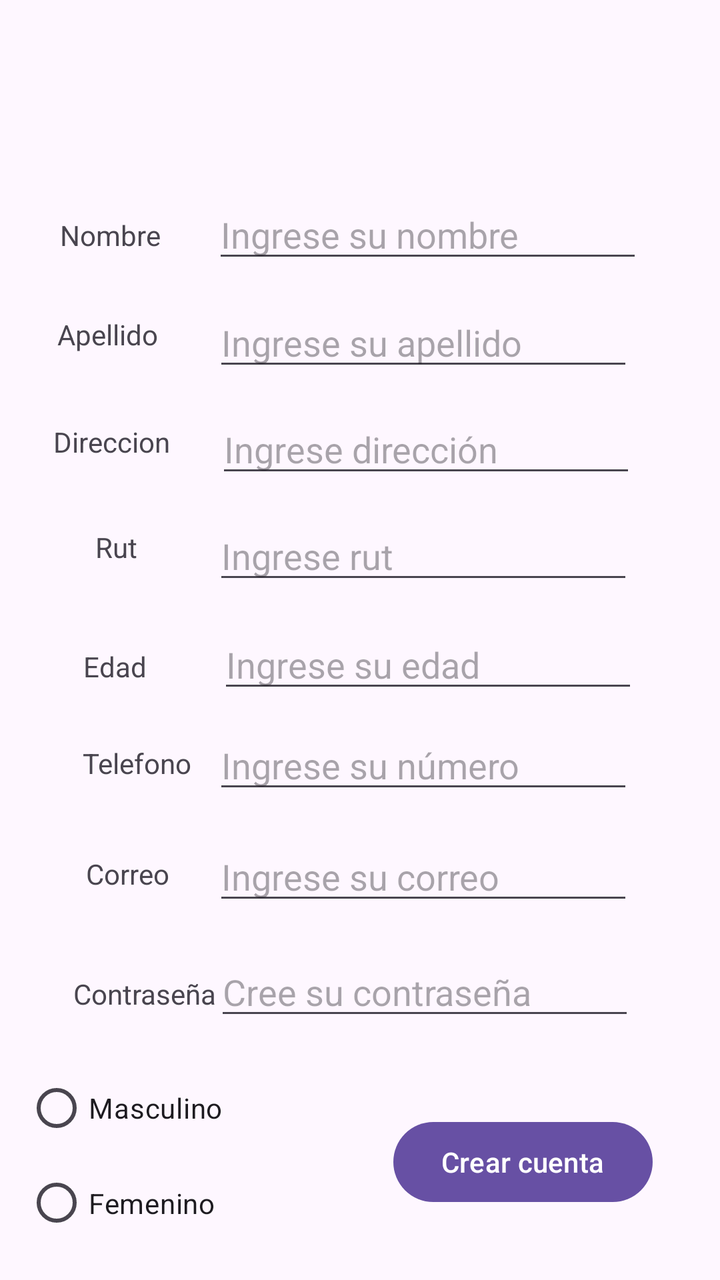
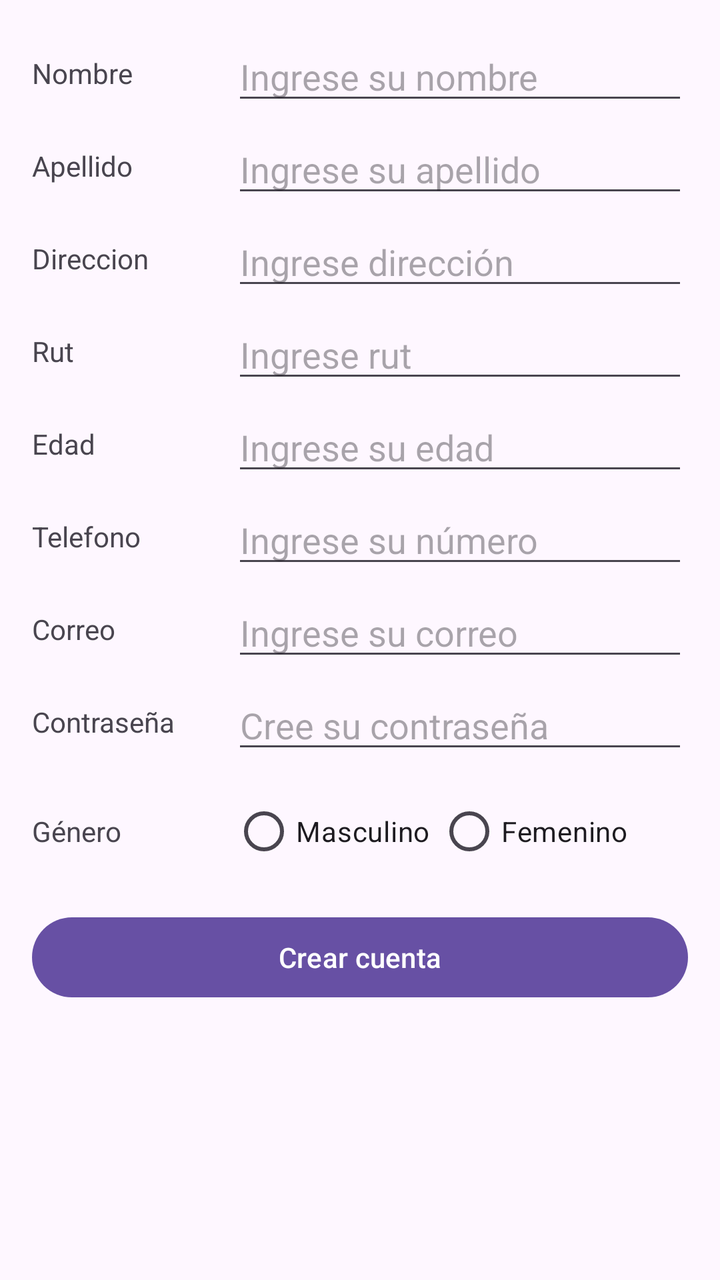

An Android layout rendered at two revisions. The XML below is the earlier revision; the diff shows what the commit changed to produce the second picture.
<!-- AndroidManifest.xml: application theme Theme.PruebaANDROID -->
<!-- res/layout/activity_registro.xml -->
<?xml version="1.0" encoding="utf-8"?>
<androidx.constraintlayout.widget.ConstraintLayout xmlns:android="http://schemas.android.com/apk/res/android"
    xmlns:app="http://schemas.android.com/apk/res-auto"
    xmlns:tools="http://schemas.android.com/tools"
    android:id="@+id/main"
    android:layout_width="match_parent"
    android:layout_height="match_parent"
    tools:context=".RegistroActivity">

    <EditText
        android:id="@+id/inputNombre1"
        android:layout_width="215dp"
        android:layout_height="41dp"
        android:ems="10"
        android:hint="Ingrese su nombre"
        android:inputType="text"
        app:layout_constraintBottom_toBottomOf="parent"
        app:layout_constraintEnd_toEndOf="parent"
        app:layout_constraintHorizontal_bias="0.734"
        app:layout_constraintStart_toStartOf="parent"
        app:layout_constraintTop_toTopOf="parent"
        app:layout_constraintVertical_bias="0.159" />

    <TextView
        android:id="@+id/textView3"
        android:layout_width="wrap_content"
        android:layout_height="wrap_content"
        android:text="@string/nombre"
        app:layout_constraintBottom_toBottomOf="parent"
        app:layout_constraintEnd_toStartOf="@+id/inputNombre1"
        app:layout_constraintHorizontal_bias="0.537"
        app:layout_constraintStart_toStartOf="parent"
        app:layout_constraintTop_toTopOf="parent"
        app:layout_constraintVertical_bias="0.174" />

    <TextView
        android:id="@+id/textView4"
        android:layout_width="wrap_content"
        android:layout_height="wrap_content"
        android:text="@string/apellido"
        app:layout_constraintBottom_toBottomOf="parent"
        app:layout_constraintEnd_toStartOf="@+id/apellido1"
        app:layout_constraintHorizontal_bias="0.511"
        app:layout_constraintStart_toStartOf="parent"
        app:layout_constraintTop_toTopOf="parent"
        app:layout_constraintVertical_bias="0.254" />

    <TextView
        android:id="@+id/textView5"
        android:layout_width="wrap_content"
        android:layout_height="wrap_content"
        android:text="@string/direccion"
        app:layout_constraintBottom_toTopOf="@+id/textView6"
        app:layout_constraintEnd_toStartOf="@+id/editTextText4"
        app:layout_constraintHorizontal_bias="0.534"
        app:layout_constraintStart_toStartOf="parent"
        app:layout_constraintTop_toBottomOf="@+id/textView4"
        app:layout_constraintVertical_bias="0.509" />

    <TextView
        android:id="@+id/textView6"
        android:layout_width="wrap_content"
        android:layout_height="wrap_content"
        android:text="@string/rut"
        app:layout_constraintBottom_toBottomOf="parent"
        app:layout_constraintEnd_toStartOf="@+id/editTextText5"
        app:layout_constraintHorizontal_bias="0.558"
        app:layout_constraintStart_toStartOf="parent"
        app:layout_constraintTop_toTopOf="parent"
        app:layout_constraintVertical_bias="0.425" />

    <EditText
        android:id="@+id/apellido1"
        android:layout_width="wrap_content"
        android:layout_height="wrap_content"
        android:ems="10"
        android:hint="Ingrese su apellido"
        android:inputType="text"
        app:layout_constraintBottom_toBottomOf="parent"
        app:layout_constraintEnd_toEndOf="parent"
        app:layout_constraintHorizontal_bias="0.711"
        app:layout_constraintStart_toStartOf="parent"
        app:layout_constraintTop_toTopOf="parent"
        app:layout_constraintVertical_bias="0.249" />

    <EditText
        android:id="@+id/editTextText4"
        android:layout_width="wrap_content"
        android:layout_height="wrap_content"
        android:ems="10"
        android:hint="Ingrese dirección"
        android:inputType="text"
        app:layout_constraintBottom_toBottomOf="parent"
        app:layout_constraintEnd_toEndOf="parent"
        app:layout_constraintHorizontal_bias="0.721"
        app:layout_constraintStart_toStartOf="parent"
        app:layout_constraintTop_toTopOf="parent"
        app:layout_constraintVertical_bias="0.338" />

    <EditText
        android:id="@+id/editTextText5"
        android:layout_width="wrap_content"
        android:layout_height="wrap_content"
        android:ems="10"
        android:hint="Ingrese rut"
        android:inputType="text"
        app:layout_constraintBottom_toBottomOf="parent"
        app:layout_constraintEnd_toEndOf="parent"
        app:layout_constraintHorizontal_bias="0.711"
        app:layout_constraintStart_toStartOf="parent"
        app:layout_constraintTop_toTopOf="parent"
        app:layout_constraintVertical_bias="0.427" />

    <TextView
        android:id="@+id/textView7"
        android:layout_width="wrap_content"
        android:layout_height="wrap_content"
        android:text="@string/edad"
        app:layout_constraintBottom_toBottomOf="parent"
        app:layout_constraintEnd_toStartOf="@+id/editTextNumber"
        app:layout_constraintHorizontal_bias="0.539"
        app:layout_constraintStart_toStartOf="parent"
        app:layout_constraintTop_toTopOf="parent"
        app:layout_constraintVertical_bias="0.521" />

    <EditText
        android:id="@+id/editTextNumber"
        android:layout_width="wrap_content"
        android:layout_height="wrap_content"
        android:ems="10"
        android:hint="Ingrese su edad"
        android:inputType="number"
        app:layout_constraintBottom_toBottomOf="parent"
        app:layout_constraintEnd_toEndOf="parent"
        app:layout_constraintHorizontal_bias="0.726"
        app:layout_constraintStart_toStartOf="parent"
        app:layout_constraintTop_toTopOf="parent"
        app:layout_constraintVertical_bias="0.518" />

    <EditText
        android:id="@+id/editTextPhone"
        android:layout_width="wrap_content"
        android:layout_height="wrap_content"
        android:ems="10"
        android:hint="Ingrese su número"
        android:inputType="phone"
        app:layout_constraintBottom_toBottomOf="parent"
        app:layout_constraintEnd_toEndOf="parent"
        app:layout_constraintHorizontal_bias="0.711"
        app:layout_constraintStart_toStartOf="parent"
        app:layout_constraintTop_toTopOf="parent"
        app:layout_constraintVertical_bias="0.602" />

    <EditText
        android:id="@+id/correo"
        android:layout_width="wrap_content"
        android:layout_height="wrap_content"
        android:ems="10"
        android:hint="Ingrese su correo"
        android:inputType="textEmailAddress"
        app:layout_constraintBottom_toBottomOf="parent"
        app:layout_constraintEnd_toEndOf="parent"
        app:layout_constraintHorizontal_bias="0.711"
        app:layout_constraintStart_toStartOf="parent"
        app:layout_constraintTop_toTopOf="parent"
        app:layout_constraintVertical_bias="0.695" />

    <RadioGroup
        android:id="@+id/generoID"
        android:layout_width="187dp"
        android:layout_height="96dp"
        app:layout_constraintBottom_toBottomOf="parent"
        app:layout_constraintEnd_toEndOf="parent"
        app:layout_constraintHorizontal_bias="0.071"
        app:layout_constraintStart_toStartOf="parent"
        app:layout_constraintTop_toTopOf="parent"
        app:layout_constraintVertical_bias="0.974">

        <RadioButton
            android:id="@+id/radioMasculino"
            android:layout_width="match_parent"
            android:layout_height="wrap_content"
            android:text="Masculino" />

        <RadioButton
            android:id="@+id/radioFemenino"
            android:layout_width="match_parent"
            android:layout_height="47dp"
            android:text="Femenino" />

    </RadioGroup>

    <TextView
        android:id="@+id/textView8"
        android:layout_width="wrap_content"
        android:layout_height="wrap_content"
        android:text="@string/telefono"
        app:layout_constraintBottom_toBottomOf="parent"
        app:layout_constraintEnd_toEndOf="parent"
        app:layout_constraintHorizontal_bias="0.135"
        app:layout_constraintStart_toStartOf="parent"
        app:layout_constraintTop_toTopOf="parent"
        app:layout_constraintVertical_bias="0.599" />

    <TextView
        android:id="@+id/textView9"
        android:layout_width="wrap_content"
        android:layout_height="wrap_content"
        android:text="@string/email"
        app:layout_constraintBottom_toBottomOf="parent"
        app:layout_constraintEnd_toEndOf="parent"
        app:layout_constraintHorizontal_bias="0.135"
        app:layout_constraintStart_toStartOf="parent"
        app:layout_constraintTop_toTopOf="parent"
        app:layout_constraintVertical_bias="0.688" />

    <Button
        android:id="@+id/btnCrearr"
        android:layout_width="wrap_content"
        android:layout_height="wrap_content"
        android:text="@string/Registrarse"
        app:layout_constraintBottom_toBottomOf="parent"
        app:layout_constraintEnd_toEndOf="parent"
        app:layout_constraintHorizontal_bias="0.854"
        app:layout_constraintStart_toStartOf="parent"
        app:layout_constraintTop_toTopOf="parent"
        app:layout_constraintVertical_bias="0.941" />

    <TextView
        android:id="@+id/textView10"
        android:layout_width="wrap_content"
        android:layout_height="wrap_content"
        android:text="@string/contraseña"
        app:layout_constraintBottom_toBottomOf="parent"
        app:layout_constraintEnd_toEndOf="parent"
        app:layout_constraintHorizontal_bias="0.127"
        app:layout_constraintStart_toStartOf="parent"
        app:layout_constraintTop_toTopOf="parent"
        app:layout_constraintVertical_bias="0.785" />

    <EditText
        android:id="@+id/editTextTextPassword2"
        android:layout_width="wrap_content"
        android:layout_height="wrap_content"
        android:ems="10"
        android:hint="Cree su contraseña"
        android:inputType="textPassword"
        app:layout_constraintBottom_toBottomOf="parent"
        app:layout_constraintEnd_toEndOf="parent"
        app:layout_constraintHorizontal_bias="0.716"
        app:layout_constraintStart_toStartOf="parent"
        app:layout_constraintTop_toTopOf="parent"
        app:layout_constraintVertical_bias="0.791" />

</androidx.constraintlayout.widget.ConstraintLayout>
<!-- resources referenced by this layout -->
<resources>
  <string name="Registrarse">Crear cuenta</string>
  <string name="apellido">Apellido</string>
  <string name="direccion">Direccion</string>
  <string name="edad">Edad</string>
  <string name="email">Correo</string>
  <string name="nombre">Nombre</string>
  <string name="rut">Rut</string>
  <string name="telefono">Telefono</string>
  <style name="Theme.PruebaANDROID" parent="Base.Theme.PruebaANDROID" />
  <style name="Base.Theme.PruebaANDROID" parent="Theme.Material3.DayNight.NoActionBar">
          
          
      </style>
</resources>

<!-- the commit's change to res/layout/activity_registro.xml (unified diff, before → after) -->
@@ -1,255 +1,196 @@
 <?xml version="1.0" encoding="utf-8"?>
-<androidx.constraintlayout.widget.ConstraintLayout xmlns:android="http://schemas.android.com/apk/res/android"
-    xmlns:app="http://schemas.android.com/apk/res-auto"
+<LinearLayout xmlns:android="http://schemas.android.com/apk/res/android"
     xmlns:tools="http://schemas.android.com/tools"
     android:id="@+id/main"
     android:layout_width="match_parent"
     android:layout_height="match_parent"
+    android:orientation="vertical"
+    android:padding="16dp"
     tools:context=".RegistroActivity">
 
-    <EditText
-        android:id="@+id/inputNombre1"
-        android:layout_width="215dp"
-        android:layout_height="41dp"
-        android:ems="10"
-        android:hint="Ingrese su nombre"
-        android:inputType="text"
-        app:layout_constraintBottom_toBottomOf="parent"
-        app:layout_constraintEnd_toEndOf="parent"
-        app:layout_constraintHorizontal_bias="0.734"
-        app:layout_constraintStart_toStartOf="parent"
-        app:layout_constraintTop_toTopOf="parent"
-        app:layout_constraintVertical_bias="0.159" />
-
-    <TextView
-        android:id="@+id/textView3"
-        android:layout_width="wrap_content"
+    <LinearLayout
+        android:layout_width="match_parent"
         android:layout_height="wrap_content"
-        android:text="@string/nombre"
-        app:layout_constraintBottom_toBottomOf="parent"
-        app:layout_constraintEnd_toStartOf="@+id/inputNombre1"
-        app:layout_constraintHorizontal_bias="0.537"
-        app:layout_constraintStart_toStartOf="parent"
-        app:layout_constraintTop_toTopOf="parent"
-        app:layout_constraintVertical_bias="0.174" />
-
-    <TextView
-        android:id="@+id/textView4"
-        android:layout_width="wrap_content"
-        android:layout_height="wrap_content"
-        android:text="@string/apellido"
-        app:layout_constraintBottom_toBottomOf="parent"
-        app:layout_constraintEnd_toStartOf="@+id/apellido1"
-        app:layout_constraintHorizontal_bias="0.511"
-        app:layout_constraintStart_toStartOf="parent"
-        app:layout_constraintTop_toTopOf="parent"
-        app:layout_constraintVertical_bias="0.254" />
-
-    <TextView
-        android:id="@+id/textView5"
-        android:layout_width="wrap_content"
-        android:layout_height="wrap_content"
-        android:text="@string/direccion"
-        app:layout_constraintBottom_toTopOf="@+id/textView6"
-        app:layout_constraintEnd_toStartOf="@+id/editTextText4"
-        app:layout_constraintHorizontal_bias="0.534"
-        app:layout_constraintStart_toStartOf="parent"
-        app:layout_constraintTop_toBottomOf="@+id/textView4"
-        app:layout_constraintVertical_bias="0.509" />
-
-    <TextView
-        android:id="@+id/textView6"
-        android:layout_width="wrap_content"
-        android:layout_height="wrap_content"
-        android:text="@string/rut"
-        app:layout_constraintBottom_toBottomOf="parent"
-        app:layout_constraintEnd_toStartOf="@+id/editTextText5"
-        app:layout_constraintHorizontal_bias="0.558"
-        app:layout_constraintStart_toStartOf="parent"
-        app:layout_constraintTop_toTopOf="parent"
-        app:layout_constraintVertical_bias="0.425" />
-
-    <EditText
-        android:id="@+id/apellido1"
-        android:layout_width="wrap_content"
-        android:layout_height="wrap_content"
-        android:ems="10"
-        android:hint="Ingrese su apellido"
-        android:inputType="text"
-        app:layout_constraintBottom_toBottomOf="parent"
-        app:layout_constraintEnd_toEndOf="parent"
-        app:layout_constraintHorizontal_bias="0.711"
-        app:layout_constraintStart_toStartOf="parent"
-        app:layout_constraintTop_toTopOf="parent"
-        app:layout_constraintVertical_bias="0.249" />
-
-    <EditText
-        android:id="@+id/editTextText4"
-        android:layout_width="wrap_content"
-        android:layout_height="wrap_content"
-        android:ems="10"
-        android:hint="Ingrese dirección"
-        android:inputType="text"
-        app:layout_constraintBottom_toBottomOf="parent"
-        app:layout_constraintEnd_toEndOf="parent"
-        app:layout_constraintHorizontal_bias="0.721"
-        app:layout_constraintStart_toStartOf="parent"
-        app:layout_constraintTop_toTopOf="parent"
-        app:layout_constraintVertical_bias="0.338" />
-
-    <EditText
-        android:id="@+id/editTextText5"
-        android:layout_width="wrap_content"
-        android:layout_height="wrap_content"
-        android:ems="10"
-        android:hint="Ingrese rut"
-        android:inputType="text"
-        app:layout_constraintBottom_toBottomOf="parent"
-        app:layout_constraintEnd_toEndOf="parent"
-        app:layout_constraintHorizontal_bias="0.711"
-        app:layout_constraintStart_toStartOf="parent"
-        app:layout_constraintTop_toTopOf="parent"
-        app:layout_constraintVertical_bias="0.427" />
-
-    <TextView
-        android:id="@+id/textView7"
-        android:layout_width="wrap_content"
-        android:layout_height="wrap_content"
-        android:text="@string/edad"
-        app:layout_constraintBottom_toBottomOf="parent"
-        app:layout_constraintEnd_toStartOf="@+id/editTextNumber"
-        app:layout_constraintHorizontal_bias="0.539"
-        app:layout_constraintStart_toStartOf="parent"
-        app:layout_constraintTop_toTopOf="parent"
-        app:layout_constraintVertical_bias="0.521" />
-
-    <EditText
-        android:id="@+id/editTextNumber"
-        android:layout_width="wrap_content"
-        android:layout_height="wrap_content"
-        android:ems="10"
-        android:hint="Ingrese su edad"
-        android:inputType="number"
-        app:layout_constraintBottom_toBottomOf="parent"
-        app:layout_constraintEnd_toEndOf="parent"
-        app:layout_constraintHorizontal_bias="0.726"
-        app:layout_constraintStart_toStartOf="parent"
-        app:layout_constraintTop_toTopOf="parent"
-        app:layout_constraintVertical_bias="0.518" />
-
-    <EditText
-        android:id="@+id/editTextPhone"
-        android:layout_width="wrap_content"
-        android:layout_height="wrap_content"
-        android:ems="10"
-        android:hint="Ingrese su número"
-        android:inputType="phone"
-        app:layout_constraintBottom_toBottomOf="parent"
-        app:layout_constraintEnd_toEndOf="parent"
-        app:layout_constraintHorizontal_bias="0.711"
-        app:layout_constraintStart_toStartOf="parent"
-        app:layout_constraintTop_toTopOf="parent"
-        app:layout_constraintVertical_bias="0.602" />
-
-    <EditText
-        android:id="@+id/correo"
-        android:layout_width="wrap_content"
-        android:layout_height="wrap_content"
-        android:ems="10"
-        android:hint="Ingrese su correo"
-        android:inputType="textEmailAddress"
-        app:layout_constraintBottom_toBottomOf="parent"
-        app:layout_constraintEnd_toEndOf="parent"
-        app:layout_constraintHorizontal_bias="0.711"
-        app:layout_constraintStart_toStartOf="parent"
-        app:layout_constraintTop_toTopOf="parent"
-        app:layout_constraintVertical_bias="0.695" />
-
-    <RadioGroup
-        android:id="@+id/generoID"
-        android:layout_width="187dp"
-        android:layout_height="96dp"
-        app:layout_constraintBottom_toBottomOf="parent"
-        app:layout_constraintEnd_toEndOf="parent"
-        app:layout_constraintHorizontal_bias="0.071"
-        app:layout_constraintStart_toStartOf="parent"
-        app:layout_constraintTop_toTopOf="parent"
-        app:layout_constraintVertical_bias="0.974">
-
-        <RadioButton
-            android:id="@+id/radioMasculino"
+        android:orientation="horizontal"
+        android:layout_marginBottom="5dp"
+        android:gravity="center_vertical">
+        <TextView
+            android:id="@+id/textView3"
+            android:layout_width="100dp"
+            android:layout_height="wrap_content"
+            android:text="@string/nombre" />
+        <EditText
+            android:id="@+id/inputNombre1"
             android:layout_width="match_parent"
             android:layout_height="wrap_content"
-            android:text="Masculino" />
+            android:hint="Ingrese su nombre"
+            android:inputType="text" />
+    </LinearLayout>
 
-        <RadioButton
-            android:id="@+id/radioFemenino"
+    <LinearLayout
+        android:layout_width="match_parent"
+        android:layout_height="wrap_content"
+        android:orientation="horizontal"
+        android:layout_marginBottom="5dp"
+        android:gravity="center_vertical">
+        <TextView
+            android:id="@+id/textView4"
+            android:layout_width="100dp"
+            android:layout_height="wrap_content"
+            android:text="@string/apellido" />
+        <EditText
+            android:id="@+id/apellido1"
             android:layout_width="match_parent"
-            android:layout_height="47dp"
-            android:text="Femenino" />
+            android:layout_height="wrap_content"
+            android:hint="Ingrese su apellido"
+            android:inputType="text" />
+    </LinearLayout>
 
-    </RadioGroup>
+    <LinearLayout
+        android:layout_width="match_parent"
+        android:layout_height="wrap_content"
+        android:orientation="horizontal"
+        android:layout_marginBottom="5dp"
+        android:gravity="center_vertical">
+        <TextView
+            android:id="@+id/textView5"
+            android:layout_width="100dp"
+            android:layout_height="wrap_content"
+            android:text="@string/direccion" />
+        <EditText
+            android:id="@+id/editTextText4"
+            android:layout_width="match_parent"
+            android:layout_height="wrap_content"
+            android:hint="Ingrese dirección"
+            android:inputType="text" />
+    </LinearLayout>
 
-    <TextView
-        android:id="@+id/textView8"
-        android:layout_width="wrap_content"
+    <LinearLayout
+        android:layout_width="match_parent"
         android:layout_height="wrap_content"
-        android:text="@string/telefono"
-        app:layout_constraintBottom_toBottomOf="parent"
-        app:layout_constraintEnd_toEndOf="parent"
-        app:layout_constraintHorizontal_bias="0.135"
-        app:layout_constraintStart_toStartOf="parent"
-        app:layout_constraintTop_toTopOf="parent"
-        app:layout_constraintVertical_bias="0.599" />
+        android:orientation="horizontal"
+        android:layout_marginBottom="5dp"
+        android:gravity="center_vertical">
+        <TextView
+            android:id="@+id/textView6"
+            android:layout_width="100dp"
+            android:layout_height="wrap_content"
+            android:text="@string/rut" />
+        <EditText
+            android:id="@+id/editTextText5"
+            android:layout_width="match_parent"
+            android:layout_height="wrap_content"
+            android:hint="Ingrese rut"
+            android:inputType="text" />
+    </LinearLayout>
 
-    <TextView
-        android:id="@+id/textView9"
-        android:layout_width="wrap_content"
+    <LinearLayout
+        android:layout_width="match_parent"
         android:layout_height="wrap_content"
-        android:text="@string/email"
-        app:layout_constraintBottom_toBottomOf="parent"
-        app:layout_constraintEnd_toEndOf="parent"
-        app:layout_constraintHorizontal_bias="0.135"
-        app:layout_constraintStart_toStartOf="parent"
-        app:layout_constraintTop_toTopOf="parent"
-        app:layout_constraintVertical_bias="0.688" />
+        android:orientation="horizontal"
+        android:layout_marginBottom="5dp"
+        android:gravity="center_vertical">
+        <TextView
+            android:id="@+id/textView7"
+            android:layout_width="100dp"
+            android:layout_height="wrap_content"
+            android:text="@string/edad" />
+        <EditText
+            android:id="@+id/editTextNumber"
+            android:layout_width="match_parent"
+            android:layout_height="wrap_content"
+            android:hint="Ingrese su edad"
+            android:inputType="number" />
+    </LinearLayout>
+
+    <LinearLayout
+        android:layout_width="match_parent"
+        android:layout_height="wrap_content"
+        android:orientation="horizontal"
+        android:layout_marginBottom="5dp"
+        android:gravity="center_vertical">
+        <TextView
+            android:id="@+id/textView8"
+            android:layout_width="100dp"
+            android:layout_height="wrap_content"
+            android:text="@string/telefono" />
+        <EditText
+            android:id="@+id/editTextPhone"
+            android:layout_width="match_parent"
+            android:layout_height="wrap_content"
+            android:hint="Ingrese su número"
+            android:inputType="phone" />
+    </LinearLayout>
+
+    <LinearLayout
+        android:layout_width="match_parent"
+        android:layout_height="wrap_content"
+        android:orientation="horizontal"
+        android:layout_marginBottom="5dp"
+        android:gravity="center_vertical">
+        <TextView
+            android:id="@+id/textView9"
+            android:layout_width="100dp"
+            android:layout_height="wrap_content"
+            android:text="@string/email" />
+        <EditText
+            android:id="@+id/correo"
+            android:layout_width="match_parent"
+            android:layout_height="wrap_content"
+            android:hint="Ingrese su correo"
+            android:inputType="textEmailAddress" />
+    </LinearLayout>
+
+    <LinearLayout
+        android:layout_width="match_parent"
+        android:layout_height="wrap_content"
+        android:orientation="horizontal"
+        android:layout_marginBottom="10dp"
+        android:gravity="center_vertical">
+        <TextView
+            android:id="@+id/textView10"
+            android:layout_width="100dp"
+            android:layout_height="wrap_content"
+            android:text="@string/contraseña" />
+        <EditText
+            android:id="@+id/editTextTextPassword2"
+            android:layout_width="match_parent"
+            android:layout_height="wrap_content"
+            android:hint="Cree su contraseña"
+            android:inputType="textPassword" />
+    </LinearLayout>
+
+    <LinearLayout
+        android:layout_width="match_parent"
+        android:layout_height="wrap_content"
+        android:orientation="horizontal"
+        android:layout_marginBottom="15dp"
+        android:gravity="center_vertical">
+        <TextView
+            android:layout_width="100dp"
+            android:layout_height="wrap_content"
+            android:text="Género" />
+        <RadioGroup
+            android:id="@+id/generoID"
+            android:layout_width="match_parent"
+            android:layout_height="wrap_content"
+            android:orientation="horizontal">
+            <RadioButton
+                android:id="@+id/radioMasculino"
+                android:layout_width="wrap_content"
+                android:layout_height="wrap_content"
+                android:text="Masculino " />
+            <RadioButton
+                android:id="@+id/radioFemenino"
+                android:layout_width="wrap_content"
+                android:layout_height="wrap_content"
+                android:text="Femenino" />
+        </RadioGroup>
+    </LinearLayout>
 
     <Button
         android:id="@+id/btnCrearr"
-        android:layout_width="wrap_content"
+        android:layout_width="match_parent"
         android:layout_height="wrap_content"
-        android:text="@string/Registrarse"
-        app:layout_constraintBottom_toBottomOf="parent"
-        app:layout_constraintEnd_toEndOf="parent"
-        app:layout_constraintHorizontal_bias="0.854"
-        app:layout_constraintStart_toStartOf="parent"
-        app:layout_constraintTop_toTopOf="parent"
-        app:layout_constraintVertical_bias="0.941" />
-
-    <TextView
-        android:id="@+id/textView10"
-        android:layout_width="wrap_content"
-        android:layout_height="wrap_content"
-        android:text="@string/contraseña"
-        app:layout_constraintBottom_toBottomOf="parent"
-        app:layout_constraintEnd_toEndOf="parent"
-        app:layout_constraintHorizontal_bias="0.127"
-        app:layout_constraintStart_toStartOf="parent"
-        app:layout_constraintTop_toTopOf="parent"
-        app:layout_constraintVertical_bias="0.785" />
-
-    <EditText
-        android:id="@+id/editTextTextPassword2"
-        android:layout_width="wrap_content"
-        android:layout_height="wrap_content"
-        android:ems="10"
-        android:hint="Cree su contraseña"
-        android:inputType="textPassword"
-        app:layout_constraintBottom_toBottomOf="parent"
-        app:layout_constraintEnd_toEndOf="parent"
-        app:layout_constraintHorizontal_bias="0.716"
-        app:layout_constraintStart_toStartOf="parent"
-        app:layout_constraintTop_toTopOf="parent"
-        app:layout_constraintVertical_bias="0.791" />
-
-</androidx.constraintlayout.widget.ConstraintLayout>
+        android:text="@string/Registrarse" />
+</LinearLayout>
